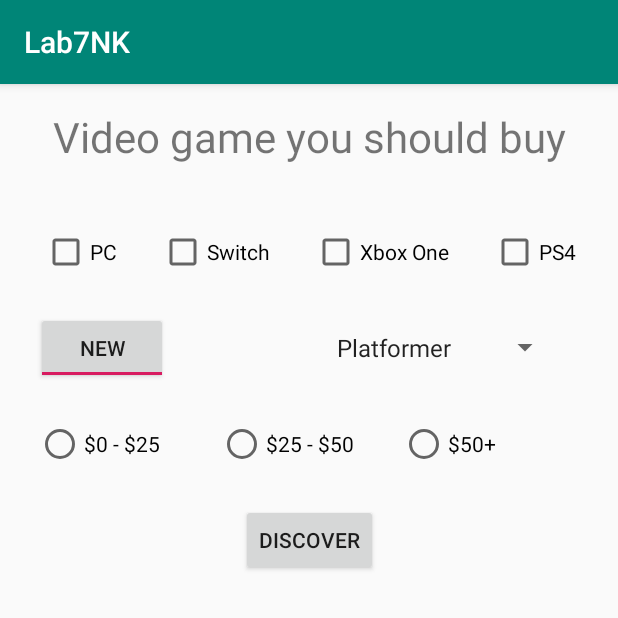
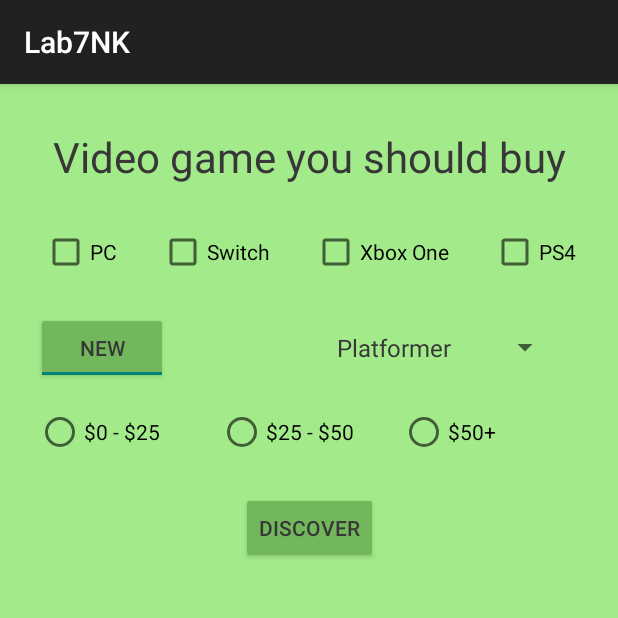
Before and after one commit to NathanKregstein/Fall19_MAD_NathanKregstein, an Android app: the screen it shows after launch (MainActivity), on a phone screen of 412 x 824 dp, the top half of it. Run offline under Robolectric (Android 15) with nearby library versions, the phone set to English and light mode, and no system bars.

Commit message:
Lab7 Finished w extracredit

```diff
--- a/Labs/app/src/main/AndroidManifest.xml
+++ b/Labs/app/src/main/AndroidManifest.xml
@@ -8,7 +8,7 @@
         android:label="@string/app_name"
         android:roundIcon="@mipmap/ic_launcher_round"
         android:supportsRtl="true"
-        android:theme="@style/AppTheme">
+        android:theme="@style/NewTheme">
         <activity android:name=".MainActivity">
             <intent-filter>
                 <action android:name="android.intent.action.MAIN" />
--- a/Labs/app/src/main/res/layout/activity_main.xml
+++ b/Labs/app/src/main/res/layout/activity_main.xml
@@ -11,8 +11,10 @@
         android:layout_width="wrap_content"
         android:layout_height="wrap_content"
         android:layout_marginTop="16dp"
+        android:layout_marginBottom="16dp"
         android:text="@string/header"
         android:textSize="28sp"
+        app:layout_constraintBottom_toTopOf="@+id/check3"
         app:layout_constraintEnd_toEndOf="parent"
         app:layout_constraintStart_toStartOf="parent"
         app:layout_constraintTop_toTopOf="parent" />
@@ -45,7 +47,7 @@
         android:layout_width="0dp"
         android:layout_height="wrap_content"
         android:layout_marginStart="24dp"
-        android:layout_marginTop="24dp"
+        android:layout_marginTop="16dp"
         android:layout_marginEnd="24dp"
         android:orientation="horizontal"
         app:layout_constraintEnd_toEndOf="parent"
@@ -138,7 +140,7 @@
         android:id="@+id/textView2"
         android:layout_width="wrap_content"
         android:layout_height="wrap_content"
-        android:layout_marginTop="24dp"
+        android:layout_marginTop="16dp"
         android:textSize="18sp"
         app:layout_constraintEnd_toEndOf="parent"
         app:layout_constraintStart_toStartOf="parent"
--- a/Labs/app/src/main/res/values/colors.xml
+++ b/Labs/app/src/main/res/values/colors.xml
@@ -3,4 +3,13 @@
     <color name="colorPrimary">#008577</color>
     <color name="colorPrimaryDark">#00574B</color>
     <color name="colorAccent">#D81B60</color>
+
+    <color name="primaryColor">#a3ea8a</color>
+    <color name="primaryLightColor">#d6ffbb</color>
+    <color name="primaryDarkColor">#72b75b</color>
+    <color name="secondaryColor">#616161</color>
+    <color name="secondaryLightColor">#8e8e8e</color>
+    <color name="secondaryDarkColor">#373737</color>
+    <color name="primaryTextColor">#000000</color>
+    <color name="secondaryTextColor">#ffffff</color>
 </resources>
--- a/Labs/app/src/main/res/values/styles.xml
+++ b/Labs/app/src/main/res/values/styles.xml
@@ -8,4 +8,14 @@
         <item name="colorAccent">@color/colorAccent</item>
     </style>
 
+    <style name="NewTheme" parent="Theme.AppCompat.Light.DarkActionBar">
+        <item name="android:colorPrimary">@color/primaryColor</item>
+        <item name="android:colorPrimaryDark">@color/primaryDarkColor</item>
+        <item name="android:colorAccent">@color/secondaryLightColor</item>
+        <item name="android:textColorPrimary">@color/secondaryDarkColor</item>
+        <item name="android:textColor">@color/secondaryDarkColor</item>
+        <item name="android:colorBackground">@color/primaryColor</item>
+        <item name="android:colorButtonNormal">@color/primaryDarkColor</item>
+    </style>
+
 </resources>
```
Also changed, not shown: Labs/app/src/main/java/com/example/lab7nk/MainActivity.java (+15 -1 lines), 1 other file.
